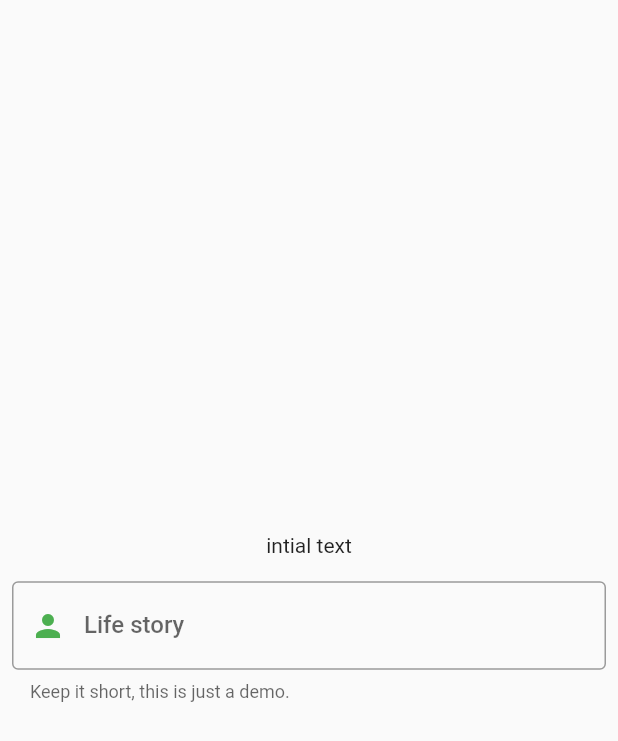
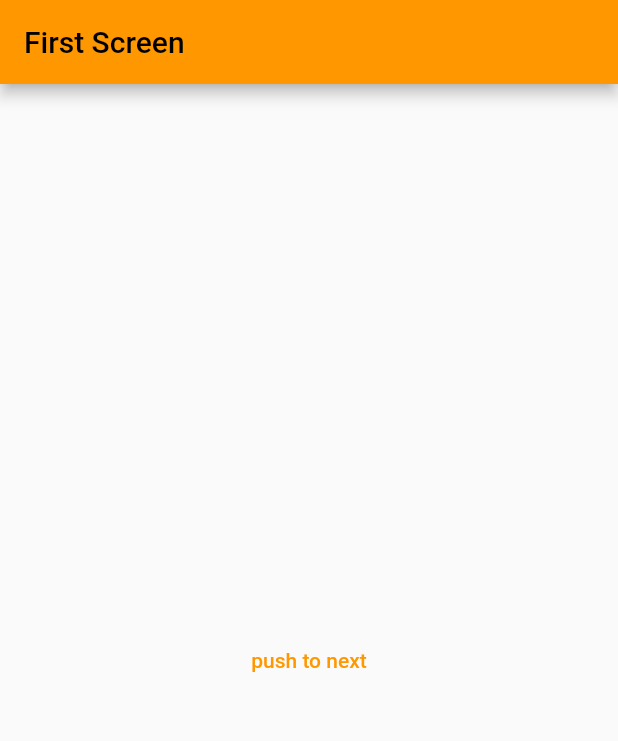
Before and after one commit to maheshmobileApp/flutter-classes, a Flutter app: the screen it shows after launch, on a phone screen of 412 x 824 dp. Shown: the top 741 px of the screen. Run offline on Flutter 3.47's test engine with Material 2 defaults, Android fonts, the light colour scheme and no system bars.

Commit message:
basic navigation

```diff
--- a/lib/main.dart
+++ b/lib/main.dart
@@ -1,6 +1,7 @@
 
 import 'package:firstproject/demo_list.dart';
 import 'package:firstproject/list_view.dart';
+import 'package:firstproject/navigation/first_screen.dart';
 import 'package:firstproject/statefull_widget.dart';
 import 'package:flutter/material.dart';
 
@@ -20,7 +21,7 @@ class MyApp extends StatelessWidget {
       theme: ThemeData(
         primarySwatch: Colors.orange,
       ),
-      home: StateFullWidget()
+      home: FirstScreen()
     );
   }
 
--- /dev/null
+++ b/lib/navigation/first_screen.dart
@@ -0,0 +1,35 @@
+
+
+import 'package:firstproject/navigation/second_screen.dart';
+import 'package:flutter/material.dart';
+
+class FirstScreen extends StatefulWidget {
+  FirstScreen({Key? key}) : super(key: key);
+
+  @override
+  _FirstScreenState createState() => _FirstScreenState();
+}
+
+class _FirstScreenState extends State<FirstScreen> {
+  @override
+  Widget build(BuildContext context) {
+    return Scaffold(
+      appBar: AppBar(
+        title: Text("First Screen"),
+      ),
+      body: Container(
+        child: Center(
+          child: TextButton(
+            //style: ButtonStyle(backgroundColor: Color.blue),
+            child: Text("push to next"),
+            onPressed: () {
+              print("press button");
+              Navigator.push(context,
+                  MaterialPageRoute(builder: (context) => SecondScreen()));
+            },
+          ),
+        ),
+      ),
+    );
+  }
+}
```
Also changed, not shown: lib/navigation/second_screen.dart (added, +29 -0 lines).
